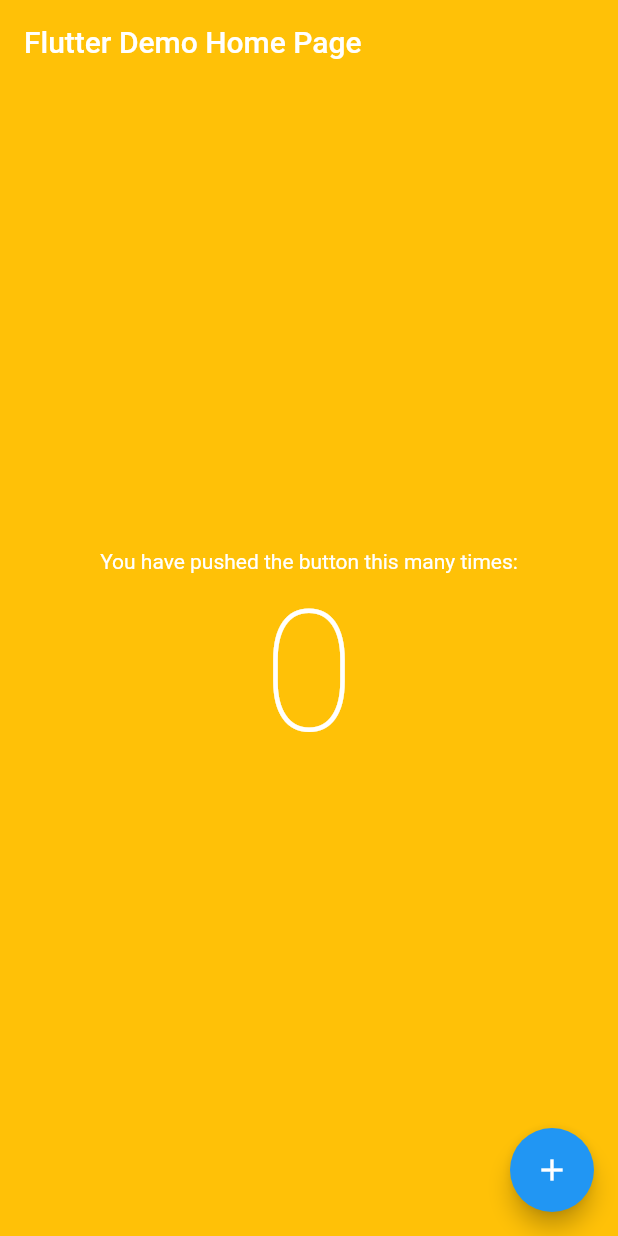
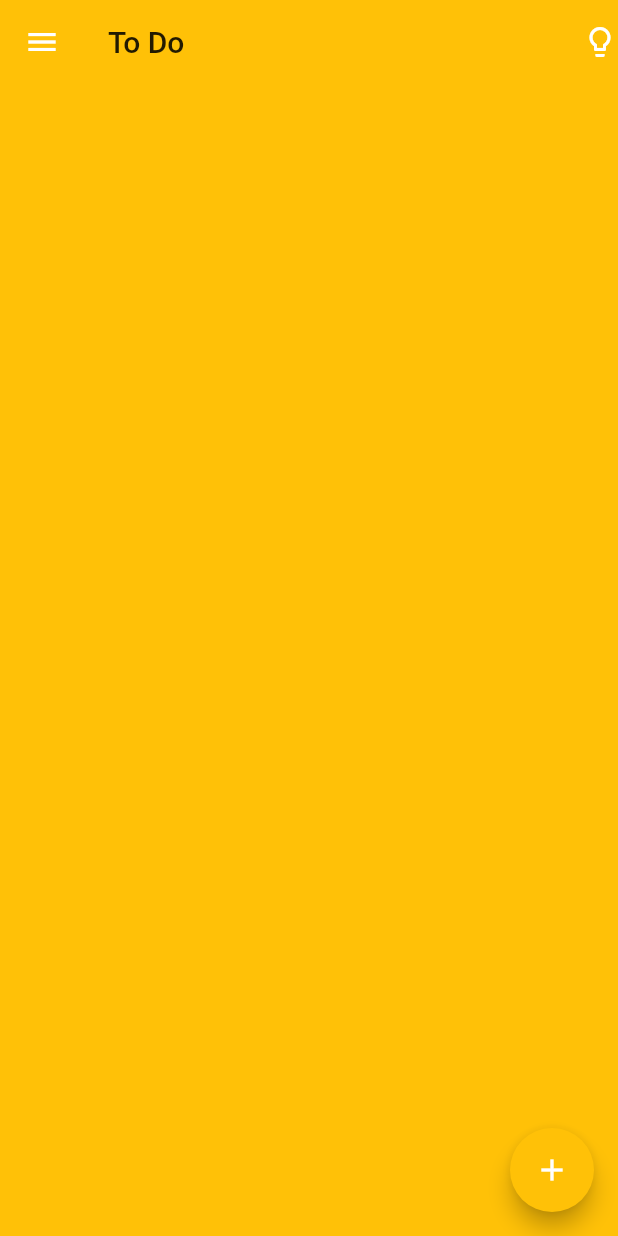
Before and after one commit to Maverick099/TODO, a Flutter app: the screen it shows after launch, on a phone screen of 412 x 824 dp. Run offline on Flutter 3.47's test engine with Material 2 defaults, Android fonts, the light colour scheme and no system bars.

Commit message:
todo background initialised

```diff
--- a/to_do/lib/main.dart
+++ b/to_do/lib/main.dart
@@ -10,13 +10,14 @@ class MyApp extends StatelessWidget {
   Widget build(BuildContext context) {
     return MaterialApp(
       debugShowCheckedModeBanner: false,
-      title: 'Flutter Demo',
+      title: 'TO DO App',
       theme: ThemeData(
+        primaryIconTheme: IconThemeData(color: Colors.white),
         appBarTheme: AppBarTheme(
           color: Colors.amber,
           elevation: 0.0,
         ),
-        primarySwatch: Colors.blue,
+        primarySwatch: Colors.amber,
         primaryTextTheme: TextTheme(
           headline1: TextStyle(
             color: Colors.white,
@@ -24,7 +25,7 @@ class MyApp extends StatelessWidget {
         ),
         visualDensity: VisualDensity.adaptivePlatformDensity,
       ),
-      home: MyHomePage(title: 'Flutter Demo Home Page'),
+      home: MyHomePage(title: 'To Do'),
     );
   }
 }
@@ -54,23 +55,25 @@ class _MyHomePageState extends State<MyHomePage> {
     return Scaffold(
       backgroundColor: Colors.amber,
       appBar: AppBar(
+        leading: IconButton(
+          icon: Icon(Icons.menu),
+          color: Theme.of(context).primaryIconTheme.color,
+          onPressed: () {
+            print('Menu Icon Pressed');
+          },
+        ),
         title: Text(widget.title),
+        actions: <Widget>[
+          Icon(
+            Icons.lightbulb_outline,
+            color: Theme.of(context).primaryIconTheme.color,
+          ),
+        ],
       ),
       body: Center(
         child: Column(
           mainAxisAlignment: MainAxisAlignment.center,
-          children: <Widget>[
-            Text(
-              'You have pushed the button this many times:',
-              style: TextStyle(
-                color: Colors.white,
-              ),
-            ),
-            Text(
-              '$_counter',
-              style: Theme.of(context).primaryTextTheme.headline1,
-            ),
-          ],
+          children: <Widget>[],
         ),
       ),
       floatingActionButton: FloatingActionButton(
@@ -78,9 +81,25 @@ class _MyHomePageState extends State<MyHomePage> {
           incrementCounter();
           _incrementCounter();
         },
-        tooltip: 'Increment',
-        child: Icon(Icons.add),
-      ), // This trailing comma makes auto-formatting nicer for build methods.
+        tooltip: 'new',
+        child: Icon(
+          Icons.add,
+          color: Theme.of(context).primaryIconTheme.color,
+        ),
+      ),
     );
   }
 }
+
+class ToDoCard extends StatefulWidget {
+  ToDoCard({Key key}) : super(key: key);
+  @override
+  _ToDoCardState createState() => _ToDoCardState();
+}
+
+class _ToDoCardState extends State<ToDoCard> {
+  @override
+  Widget build(BuildContext context) {
+    throw UnimplementedError();
+  }
+}
```
